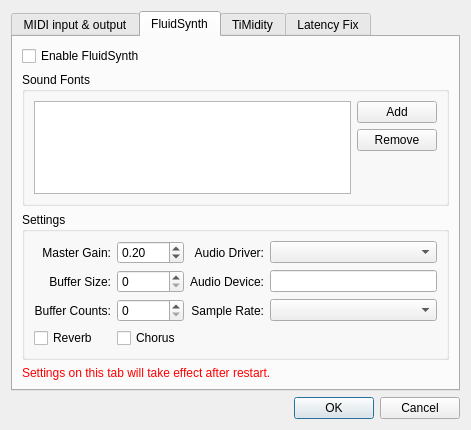
This is src/GuiMidiSetupDialog.ui in pianobooster/PianoBooster as Qt 5 draws it before an edit. The edited form follows.
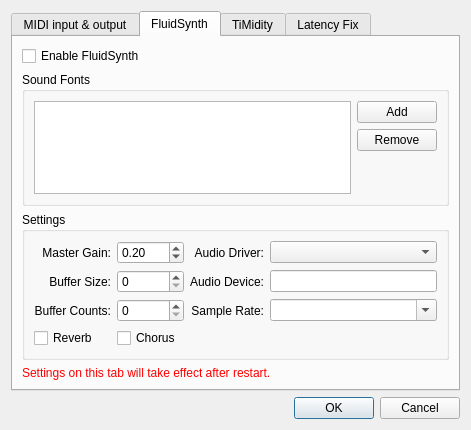
This is the edited form. The open tabs and pages were chosen to show the change.

Commit message: custom sampleRateCombo

Diff of the .ui file:
```diff
--- a/src/GuiMidiSetupDialog.ui
+++ b/src/GuiMidiSetupDialog.ui
@@ -230,7 +230,11 @@
              </widget>
             </item>
             <item row="2" column="4">
-             <widget class="QComboBox" name="sampleRateCombo"/>
+             <widget class="QComboBox" name="sampleRateCombo">
+              <property name="editable">
+               <bool>true</bool>
+              </property>
+             </widget>
             </item>
             <item row="2" column="0">
              <widget class="QLabel" name="label_4">
```
Left out of the diff: 2 changed lines with no effect on the pictures. The commit also changes 1 other file.
